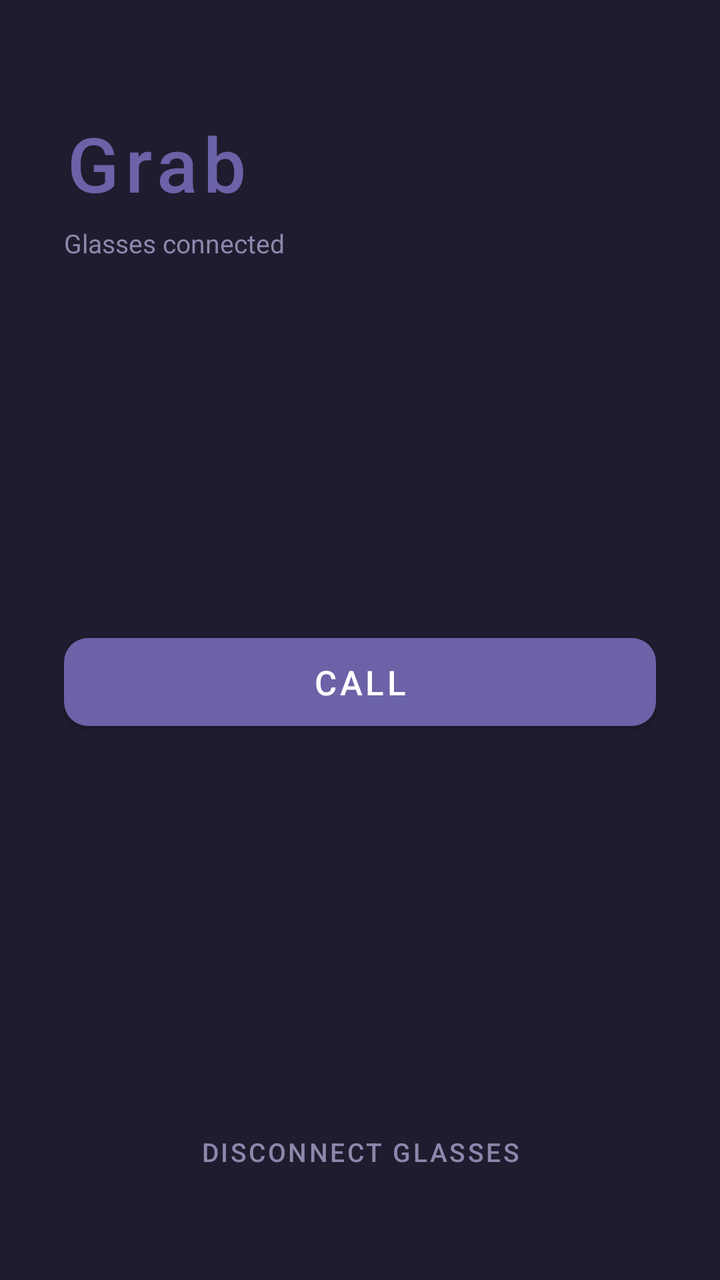
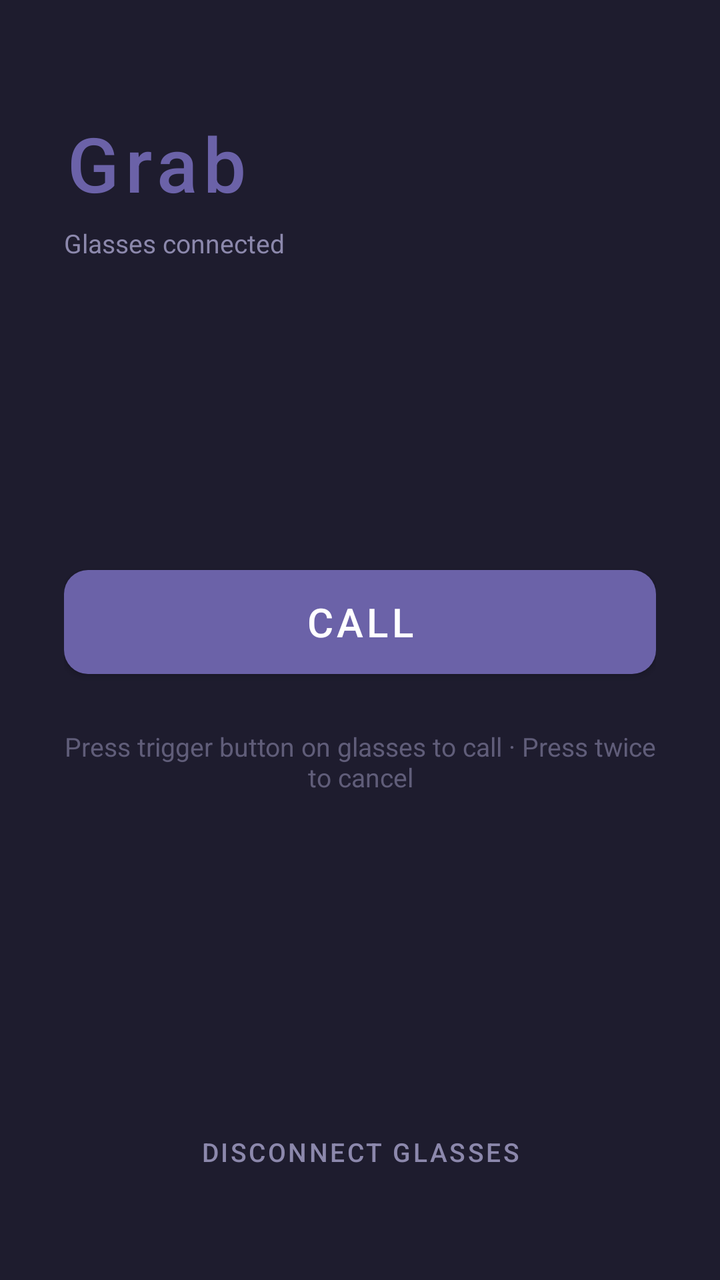

The first picture is an Android layout as it rendered before a commit; the second is the same layout after the commit. The layout source and the unified diff follow.
<!-- AndroidManifest.xml: application theme Theme.GrabStandalone -->
<!-- res/layout/activity_call.xml -->
<?xml version="1.0" encoding="utf-8"?>
<LinearLayout
    xmlns:android="http://schemas.android.com/apk/res/android"
    xmlns:app="http://schemas.android.com/apk/res-auto"
    android:layout_width="match_parent"
    android:layout_height="match_parent"
    android:orientation="vertical"
    android:background="@color/bg_dark"
    android:padding="32dp">

    
    <TextView
        android:id="@+id/tvAppName"
        android:layout_width="wrap_content"
        android:layout_height="wrap_content"
        android:layout_marginTop="24dp"
        android:text="@string/app_name"
        android:textColor="@color/accent_purple"
        android:textSize="38sp"
        android:fontFamily="sans-serif-medium"
        android:letterSpacing="0.08" />

    <TextView
        android:id="@+id/tvConnectedLabel"
        android:layout_width="wrap_content"
        android:layout_height="wrap_content"
        android:layout_marginTop="6dp"
        android:text="Glasses connected"
        android:textColor="@color/text_muted"
        android:textSize="13sp" />

    <View
        android:layout_width="match_parent"
        android:layout_height="0dp"
        android:layout_weight="1" />

    
    <com.google.android.material.button.MaterialButton
        android:id="@+id/btnCall"
        android:layout_width="match_parent"
        android:layout_height="56dp"
        android:text="Call"
        android:textSize="17sp"
        android:textColor="@color/white"
        android:fontFamily="sans-serif-medium"
        app:backgroundTint="@color/accent_purple"
        app:cornerRadius="12dp" />

    <View
        android:layout_width="match_parent"
        android:layout_height="0dp"
        android:layout_weight="1" />

    
    <com.google.android.material.button.MaterialButton
        android:id="@+id/btnDisconnect"
        style="@style/Widget.MaterialComponents.Button.TextButton"
        android:layout_width="wrap_content"
        android:layout_height="wrap_content"
        android:layout_gravity="center_horizontal"
        android:text="Disconnect glasses"
        android:textColor="@color/text_muted"
        android:textSize="13sp"
        android:layout_marginBottom="8dp" />

</LinearLayout>
<!-- resources referenced by this layout -->
<resources>
  <color name="accent_purple">#6B62A8</color>
  <color name="bg_dark">#1E1C2E</color>
  <color name="text_muted">#8C88AC</color>
  <color name="white">#FFFFFF</color>
  <string name="app_name">Grab</string>
  <style name="Theme.GrabStandalone" parent="Theme.MaterialComponents.DayNight.NoActionBar">
          <item name="colorPrimary">@color/accent_purple</item>
          <item name="colorPrimaryVariant">@color/accent_purple_dark</item>
          <item name="colorOnPrimary">@color/white</item>
          <item name="colorSurface">@color/surface</item>
          <item name="colorOnSurface">@color/text_primary</item>
          <item name="android:windowBackground">@color/bg_dark</item>
          <item name="android:statusBarColor">@color/bg_dark</item>
          <item name="android:navigationBarColor">@color/bg_dark</item>
          <item name="android:textColor">@color/text_primary</item>
          
          <item name="colorAccent">@color/accent_purple</item>
      </style>
  <color name="accent_purple_dark">#574F8E</color>
  <color name="surface">#272440</color>
  <color name="text_primary">#EDE9FF</color>
</resources>

<!-- the commit's change to res/layout/activity_call.xml (unified diff, before → after) -->
@@ -38,13 +38,24 @@
     <com.google.android.material.button.MaterialButton
         android:id="@+id/btnCall"
         android:layout_width="match_parent"
-        android:layout_height="56dp"
+        android:layout_height="64dp"
         android:text="Call"
-        android:textSize="17sp"
+        android:textSize="20sp"
         android:textColor="@color/white"
         android:fontFamily="sans-serif-medium"
         app:backgroundTint="@color/accent_purple"
         app:cornerRadius="12dp" />
+
+    <TextView
+        android:layout_width="match_parent"
+        android:layout_height="44dp"
+        android:layout_marginTop="16dp"
+        android:alpha="0.6"
+        android:fontFamily="sans-serif"
+        android:gravity="center"
+        android:text="Press trigger button on glasses to call · Press twice to cancel"
+        android:textColor="@color/text_muted"
+        android:textSize="13sp" />
 
     <View
         android:layout_width="match_parent"
